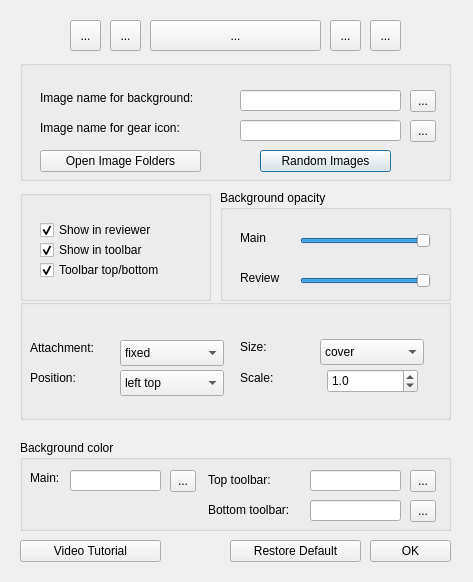
Old version of the form untitled.ui in the repository AnKing-VIP/Custom-background-image-and-gear-icon.
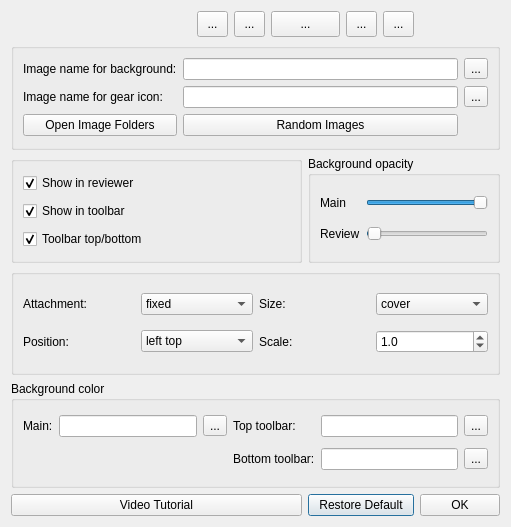
New version of the form. Icons and pictures are not drawn.

```diff
--- a/untitled.ui
+++ b/untitled.ui
@@ -6,22 +6,238 @@
    <rect>
     <x>0</x>
     <y>0</y>
-    <width>473</width>
-    <height>582</height>
+    <width>511</width>
+    <height>527</height>
    </rect>
   </property>
   <property name="windowTitle">
    <string>Custom Background Settings</string>
   </property>
+  <layout class="QGridLayout" name="gridLayout_6">
+   <item row="5" column="8" colspan="3">
+    <widget class="QPushButton" name="RestoreButton">
+     <property name="text">
+      <string>Restore Default</string>
+     </property>
+    </widget>
+   </item>
+   <item row="0" column="6">
+    <widget class="QToolButton" name="toolButton_youtube">
+     <property name="maximumSize">
+      <size>
+       <width>31</width>
+       <height>31</height>
+      </size>
+     </property>
+     <property name="text">
+      <string>...</string>
+     </property>
+     <property name="icon">
+      <iconset resource="AnKing/icons.qrc">
+       <normaloff>:/CustomBackground/YouTube.png</normaloff>:/CustomBackground/YouTube.png</iconset>
+     </property>
+     <property name="iconSize">
+      <size>
+       <width>31</width>
+       <height>31</height>
+      </size>
+     </property>
+    </widget>
+   </item>
+   <item row="0" column="10">
+    <widget class="QToolButton" name="toolButton_facebook">
+     <property name="maximumSize">
+      <size>
+       <width>31</width>
+       <height>31</height>
+      </size>
+     </property>
+     <property name="text">
+      <string>...</string>
+     </property>
+     <property name="icon">
+      <iconset resource="AnKing/icons.qrc">
+       <normaloff>:/CustomBackground/Facebook.png</normaloff>:/CustomBackground/Facebook.png</iconset>
+     </property>
+     <property name="iconSize">
+      <size>
+       <width>31</width>
+       <height>31</height>
+      </size>
+     </property>
+    </widget>
+   </item>
+   <item row="4" column="0" colspan="12">
+    <widget class="QGroupBox" name="groupBox_5">
+     <property name="title">
+      <string>Background color</string>
+     </property>
+     <layout class="QGridLayout" name="gridLayout">
+      <item row="0" column="0">
+       <widget class="QLabel" name="label_11">
+        <property name="text">
+         <string>Main:</string>
+        </property>
+       </widget>
+      </item>
+      <item row="0" column="1">
+       <widget class="QLineEdit" name="lineEdit_color_main"/>
+      </item>
+      <item row="0" column="2">
+       <widget class="QToolButton" name="toolButton_color_main">
+        <property name="text">
+         <string>...</string>
+        </property>
+       </widget>
+      </item>
+      <item row="0" column="3">
+       <widget class="QLabel" name="label_12">
+        <property name="text">
+         <string>Top toolbar:</string>
+        </property>
+       </widget>
+      </item>
+      <item row="0" column="4">
+       <widget class="QLineEdit" name="lineEdit_color_top"/>
+      </item>
+      <item row="0" column="5">
+       <widget class="QToolButton" name="toolButton_color_top">
+        <property name="text">
+         <string>...</string>
+        </property>
+       </widget>
+      </item>
+      <item row="1" column="3">
+       <widget class="QLabel" name="label_13">
+        <property name="text">
+         <string>Bottom toolbar:</string>
+        </property>
+       </widget>
+      </item>
+      <item row="1" column="4">
+       <widget class="QLineEdit" name="lineEdit_color_bottom"/>
+      </item>
+      <item row="1" column="5">
+       <widget class="QToolButton" name="toolButton_color_bottom">
+        <property name="text">
+         <string>...</string>
+        </property>
+       </widget>
+      </item>
+     </layout>
+    </widget>
+   </item>
+   <item row="0" column="5">
+    <widget class="QToolButton" name="toolButton_website">
+     <property name="maximumSize">
+      <size>
+       <width>31</width>
+       <height>31</height>
+      </size>
+     </property>
+     <property name="text">
+      <string>...</string>
+     </property>
+     <property name="icon">
+      <iconset resource="AnKing/icons.qrc">
+       <normaloff>:/CustomBackground/AnKingSmall.png</normaloff>:/CustomBackground/AnKingSmall.png</iconset>
+     </property>
+     <property name="iconSize">
+      <size>
+       <width>31</width>
+       <height>31</height>
+      </size>
+     </property>
+    </widget>
+   </item>
+   <item row="0" column="9">
+    <widget class="QToolButton" name="toolButton_instagram">
+     <property name="maximumSize">
+      <size>
+       <width>31</width>
+       <height>31</height>
+      </size>
+     </property>
+     <property name="text">
+      <string>...</string>
+     </property>
+     <property name="icon">
+      <iconset resource="AnKing/icons.qrc">
+       <normaloff>:/CustomBackground/Instagram.png</normaloff>:/CustomBackground/Instagram.png</iconset>
+     </property>
+     <property name="iconSize">
+      <size>
+       <width>31</width>
+       <height>31</height>
+      </size>
+     </property>
+    </widget>
+   </item>
+   <item row="0" column="7" colspan="2">
+    <widget class="QToolButton" name="toolButton_patreon">
+     <property name="maximumSize">
+      <size>
+       <width>171</width>
+       <height>26</height>
+      </size>
+     </property>
+     <property name="text">
+      <string>...</string>
+     </property>
+     <property name="icon">
+      <iconset resource="AnKing/icons.qrc">
+       <normaloff>:/CustomBackground/Patreon.png</normaloff>:/CustomBackground/Patreon.png</iconset>
+     </property>
+     <property name="iconSize">
+      <size>
+       <width>200</width>
+       <height>31</height>
+      </size>
+     </property>
+    </widget>
+   </item>
+   <item row="1" column="0" colspan="12">
+    <widget class="QGroupBox" name="groupBox">
+     <property name="whatsThis">
+      <string/>
+     </property>
+     <property name="title">
+      <string/>
+     </property>
+     <layout class="QGridLayout" name="gridLayout_5">
+      <item row="2" column="1">
+       <widget class="QPushButton" name="pushButton_randomize">
+        <property name="text">
+         <string>Random Images</string>
+        </property>
+       </widget>
+      </item>
+      <item row="0" column="2">
+       <widget class="QToolButton" name="toolButton_background">
+        <property name="text">
+         <string>...</string>
+        </property>
+       </widget>
+      </item>
+      <item row="2" column="0">
+       <widget class="QPushButton" name="pushButton_imageFolder">
+        <property name="text">
+         <string>Open Image Folders</string>
+        </property>
+       </widget>
+      </item>
+      <item row="1" column="2">
+       <widget class="QToolButton" name="toolButton_gear">
+        <property name="text">
+         <string>...</string>
+        </property>
+       </widget>
+      </item>
+      <item row="0" column="1">
+       <widget class="QLineEdit" name="lineEdit_background"/>
+      </item>
+      <item row="0" column="0">
   <widget class="QLabel" name="label">
-   <property name="geometry">
-    <rect>
-     <x>40</x>
-     <y>90</y>
-     <width>181</width>
-     <height>16</height>
-    </rect>
-   </property>
    <property name="toolTip">
     <string>&lt;html&gt;&lt;head/&gt;&lt;body&gt;&lt;p&gt;Name of the background image file.&lt;/p&gt;&lt;p&gt;&amp;quot;Random&amp;quot; will shuffle through defaults&lt;/p&gt;&lt;/body&gt;&lt;/html&gt;</string>
    </property>
@@ -32,15 +248,12 @@
     <string>Image name for background:</string>
    </property>
   </widget>
+      </item>
+      <item row="1" column="1">
+       <widget class="QLineEdit" name="lineEdit_gear"/>
+      </item>
+      <item row="1" column="0">
   <widget class="QLabel" name="label_2">
-   <property name="geometry">
-    <rect>
-     <x>40</x>
-     <y>120</y>
-     <width>171</width>
-     <height>16</height>
-    </rect>
-   </property>
    <property name="toolTip">
     <string>&lt;html&gt;&lt;head/&gt;&lt;body&gt;&lt;p&gt;Name of the file to replace the gear icon. &lt;/p&gt;&lt;p&gt;Anki default is gears.svg&lt;/p&gt;&lt;p&gt;&amp;quot;Random&amp;quot; will shuffle through defaults&lt;/p&gt;&lt;/body&gt;&lt;/html&gt;</string>
    </property>
@@ -51,307 +264,25 @@
     <string>Image name for gear icon:</string>
    </property>
   </widget>
-  <widget class="QLineEdit" name="lineEdit_background">
-   <property name="geometry">
-    <rect>
-     <x>240</x>
-     <y>90</y>
-     <width>161</width>
-     <height>21</height>
-    </rect>
-   </property>
-  </widget>
-  <widget class="QLineEdit" name="lineEdit_gear">
-   <property name="geometry">
-    <rect>
-     <x>240</x>
-     <y>120</y>
-     <width>161</width>
-     <height>21</height>
-    </rect>
-   </property>
-  </widget>
-  <widget class="QGroupBox" name="groupBox">
-   <property name="geometry">
-    <rect>
-     <x>20</x>
-     <y>60</y>
-     <width>431</width>
-     <height>121</height>
-    </rect>
-   </property>
-   <property name="whatsThis">
-    <string/>
-   </property>
+      </item>
+     </layout>
+    </widget>
+   </item>
+   <item row="3" column="0" colspan="12">
+    <widget class="QGroupBox" name="groupBox_4">
    <property name="title">
     <string/>
    </property>
-   <widget class="QToolButton" name="toolButton_background">
-    <property name="geometry">
-     <rect>
-      <x>390</x>
-      <y>30</y>
-      <width>26</width>
-      <height>22</height>
-     </rect>
-    </property>
+     <layout class="QGridLayout" name="gridLayout_2">
+      <item row="0" column="0">
+       <widget class="QLabel" name="label_4">
     <property name="text">
-     <string>...</string>
-    </property>
-   </widget>
-   <widget class="QToolButton" name="toolButton_gear">
-    <property name="geometry">
-     <rect>
-      <x>390</x>
-      <y>60</y>
-      <width>26</width>
-      <height>22</height>
-     </rect>
-    </property>
-    <property name="text">
-     <string>...</string>
-    </property>
-   </widget>
-   <widget class="QPushButton" name="pushButton_randomize">
-    <property name="geometry">
-     <rect>
-      <x>240</x>
-      <y>90</y>
-      <width>131</width>
-      <height>22</height>
-     </rect>
-    </property>
-    <property name="text">
-     <string>Random Images</string>
-    </property>
-   </widget>
-   <widget class="QPushButton" name="pushButton_imageFolder">
-    <property name="geometry">
-     <rect>
-      <x>20</x>
-      <y>90</y>
-      <width>161</width>
-      <height>22</height>
-     </rect>
-    </property>
-    <property name="text">
-     <string>Open Image Folders</string>
-    </property>
-   </widget>
-  </widget>
-  <widget class="QGroupBox" name="groupBox_2">
-   <property name="geometry">
-    <rect>
-     <x>20</x>
-     <y>190</y>
-     <width>191</width>
-     <height>111</height>
-    </rect>
-   </property>
-   <property name="title">
-    <string/>
-   </property>
-   <widget class="QCheckBox" name="checkBox_reviewer">
-    <property name="geometry">
-     <rect>
-      <x>20</x>
-      <y>30</y>
-      <width>131</width>
-      <height>20</height>
-     </rect>
-    </property>
-    <property name="toolTip">
-     <string>&lt;html&gt;&lt;head/&gt;&lt;body&gt;&lt;p&gt;Show the background image in the reviewer screen&lt;/p&gt;&lt;/body&gt;&lt;/html&gt;</string>
-    </property>
-    <property name="toolTipDuration">
-     <number>10000</number>
-    </property>
-    <property name="text">
-     <string>Show in reviewer</string>
-    </property>
-    <property name="checked">
-     <bool>true</bool>
-    </property>
-   </widget>
-   <widget class="QCheckBox" name="checkBox_toolbar">
-    <property name="geometry">
-     <rect>
-      <x>20</x>
-      <y>50</y>
-      <width>131</width>
-      <height>20</height>
-     </rect>
-    </property>
-    <property name="toolTip">
-     <string>&lt;html&gt;&lt;head/&gt;&lt;body&gt;&lt;p&gt;Show the background image in the top and bottom toolbars in addition to the main screen&lt;/p&gt;&lt;/body&gt;&lt;/html&gt;</string>
-    </property>
-    <property name="toolTipDuration">
-     <number>10000</number>
-    </property>
-    <property name="text">
-     <string>Show in toolbar</string>
-    </property>
-    <property name="checked">
-     <bool>true</bool>
-    </property>
-   </widget>
-   <widget class="QCheckBox" name="checkBox_topbottom">
-    <property name="geometry">
-     <rect>
-      <x>20</x>
-      <y>70</y>
-      <width>151</width>
-      <height>20</height>
-     </rect>
-    </property>
-    <property name="toolTip">
-     <string>&lt;html&gt;&lt;head/&gt;&lt;body&gt;&lt;p&gt;Set the background position of the toolbars to top and bottom (if the main background position is set to center, this will look cleaner for most images)&lt;br/&gt;&lt;/p&gt;&lt;/body&gt;&lt;/html&gt;</string>
-    </property>
-    <property name="toolTipDuration">
-     <number>10000</number>
-    </property>
-    <property name="text">
-     <string>Toolbar top/bottom</string>
-    </property>
-    <property name="checked">
-     <bool>true</bool>
-    </property>
-   </widget>
-  </widget>
-  <widget class="QSlider" name="Slider_main">
-   <property name="geometry">
-    <rect>
-     <x>300</x>
-     <y>230</y>
-     <width>131</width>
-     <height>22</height>
-    </rect>
-   </property>
-   <property name="toolTip">
-    <string/>
-   </property>
-   <property name="toolTipDuration">
-    <number>-1</number>
-   </property>
-   <property name="whatsThis">
-    <string/>
-   </property>
-   <property name="maximum">
-    <number>100</number>
-   </property>
-   <property name="pageStep">
-    <number>10</number>
-   </property>
-   <property name="value">
-    <number>100</number>
-   </property>
-   <property name="sliderPosition">
-    <number>100</number>
-   </property>
-   <property name="tracking">
-    <bool>true</bool>
-   </property>
-   <property name="orientation">
-    <enum>Qt::Horizontal</enum>
-   </property>
-   <property name="tickPosition">
-    <enum>QSlider::NoTicks</enum>
-   </property>
-   <property name="tickInterval">
-    <number>5</number>
-   </property>
-  </widget>
-  <widget class="QLabel" name="label_5">
-   <property name="geometry">
-    <rect>
-     <x>240</x>
-     <y>230</y>
-     <width>41</width>
-     <height>16</height>
-    </rect>
-   </property>
-   <property name="toolTip">
-    <string/>
-   </property>
-   <property name="toolTipDuration">
-    <number>-1</number>
-   </property>
-   <property name="statusTip">
-    <string/>
-   </property>
-   <property name="whatsThis">
-    <string/>
-   </property>
-   <property name="text">
-    <string>Main</string>
-   </property>
-  </widget>
-  <widget class="QLabel" name="label_6">
-   <property name="geometry">
-    <rect>
-     <x>240</x>
-     <y>270</y>
-     <width>51</width>
-     <height>16</height>
-    </rect>
-   </property>
-   <property name="text">
-    <string>Review</string>
-   </property>
-  </widget>
-  <widget class="QSlider" name="Slider_review">
-   <property name="geometry">
-    <rect>
-     <x>300</x>
-     <y>270</y>
-     <width>131</width>
-     <height>22</height>
-    </rect>
-   </property>
-   <property name="maximum">
-    <number>100</number>
-   </property>
-   <property name="pageStep">
-    <number>10</number>
-   </property>
-   <property name="value">
-    <number>100</number>
-   </property>
-   <property name="sliderPosition">
-    <number>100</number>
-   </property>
-   <property name="orientation">
-    <enum>Qt::Horizontal</enum>
-   </property>
-   <property name="invertedAppearance">
-    <bool>false</bool>
-   </property>
-   <property name="tickPosition">
-    <enum>QSlider::NoTicks</enum>
-   </property>
-  </widget>
-  <widget class="QGroupBox" name="groupBox_3">
-   <property name="geometry">
-    <rect>
-     <x>220</x>
-     <y>190</y>
-     <width>231</width>
-     <height>111</height>
-    </rect>
-   </property>
-   <property name="title">
-    <string>Background opacity</string>
-   </property>
-  </widget>
+         <string>Attachment:</string>
+        </property>
+       </widget>
+      </item>
+      <item row="0" column="1">
   <widget class="QComboBox" name="comboBox_attachment">
-   <property name="geometry">
-    <rect>
-     <x>120</x>
-     <y>340</y>
-     <width>104</width>
-     <height>26</height>
-    </rect>
-   </property>
    <item>
     <property name="text">
      <string>fixed</string>
@@ -363,15 +294,37 @@
     </property>
    </item>
   </widget>
+      </item>
+      <item row="0" column="2">
+       <widget class="QLabel" name="label_8">
+        <property name="text">
+         <string>Size:</string>
+        </property>
+       </widget>
+      </item>
+      <item row="0" column="3">
+       <widget class="QComboBox" name="comboBox_size">
+        <item>
+         <property name="text">
+          <string>cover</string>
+         </property>
+        </item>
+        <item>
+         <property name="text">
+          <string>contain</string>
+         </property>
+        </item>
+       </widget>
+      </item>
+      <item row="1" column="0">
+       <widget class="QLabel" name="label_7">
+        <property name="text">
+         <string>Position:</string>
+        </property>
+       </widget>
+      </item>
+      <item row="1" column="1">
   <widget class="QComboBox" name="comboBox_position">
-   <property name="geometry">
-    <rect>
-     <x>120</x>
-     <y>370</y>
-     <width>104</width>
-     <height>26</height>
-    </rect>
-   </property>
    <property name="currentText">
     <string>left top</string>
    </property>
@@ -421,84 +374,16 @@
     </property>
    </item>
   </widget>
-  <widget class="QLineEdit" name="lineEdit_color_main">
-   <property name="geometry">
-    <rect>
-     <x>70</x>
-     <y>470</y>
-     <width>91</width>
-     <height>21</height>
-    </rect>
-   </property>
-  </widget>
-  <widget class="QLineEdit" name="lineEdit_color_top">
-   <property name="geometry">
-    <rect>
-     <x>310</x>
-     <y>470</y>
-     <width>91</width>
-     <height>21</height>
-    </rect>
-   </property>
-  </widget>
-  <widget class="QLineEdit" name="lineEdit_color_bottom">
-   <property name="geometry">
-    <rect>
-     <x>310</x>
-     <y>500</y>
-     <width>91</width>
-     <height>21</height>
-    </rect>
-   </property>
-  </widget>
-  <widget class="QLabel" name="label_4">
-   <property name="geometry">
-    <rect>
-     <x>30</x>
-     <y>340</y>
-     <width>81</width>
-     <height>16</height>
-    </rect>
-   </property>
-   <property name="text">
-    <string>Attachment:</string>
-   </property>
-  </widget>
-  <widget class="QLabel" name="label_7">
-   <property name="geometry">
-    <rect>
-     <x>30</x>
-     <y>370</y>
-     <width>81</width>
-     <height>16</height>
-    </rect>
-   </property>
-   <property name="text">
-    <string>Position:</string>
-   </property>
-  </widget>
+      </item>
+      <item row="1" column="2">
   <widget class="QLabel" name="label_9">
-   <property name="geometry">
-    <rect>
-     <x>240</x>
-     <y>370</y>
-     <width>81</width>
-     <height>16</height>
-    </rect>
-   </property>
    <property name="text">
     <string>Scale:</string>
    </property>
   </widget>
+      </item>
+      <item row="1" column="3">
   <widget class="QDoubleSpinBox" name="scaleBox">
-   <property name="geometry">
-    <rect>
-     <x>327</x>
-     <y>369</y>
-     <width>91</width>
-     <height>24</height>
-    </rect>
-   </property>
    <property name="decimals">
     <number>1</number>
    </property>
@@ -512,297 +397,179 @@
     <double>1.000000000000000</double>
    </property>
   </widget>
-  <widget class="QGroupBox" name="groupBox_4">
-   <property name="geometry">
-    <rect>
-     <x>20</x>
-     <y>299</y>
-     <width>431</width>
-     <height>121</height>
-    </rect>
-   </property>
-   <property name="title">
-    <string/>
-   </property>
-   <widget class="QLabel" name="label_8">
-    <property name="geometry">
-     <rect>
-      <x>220</x>
-      <y>40</y>
-      <width>81</width>
-      <height>16</height>
-     </rect>
-    </property>
-    <property name="text">
-     <string>Size:</string>
-    </property>
-   </widget>
-   <widget class="QComboBox" name="comboBox_size">
-    <property name="geometry">
-     <rect>
-      <x>300</x>
-      <y>40</y>
-      <width>104</width>
-      <height>26</height>
-     </rect>
-    </property>
-    <item>
-     <property name="text">
-      <string>cover</string>
-     </property>
-    </item>
-    <item>
-     <property name="text">
-      <string>contain</string>
-     </property>
-    </item>
-   </widget>
-  </widget>
-  <widget class="QGroupBox" name="groupBox_5">
-   <property name="geometry">
-    <rect>
-     <x>20</x>
-     <y>440</y>
-     <width>431</width>
-     <height>91</height>
-    </rect>
-   </property>
-   <property name="title">
-    <string>Background color</string>
-   </property>
-   <widget class="QLabel" name="label_11">
-    <property name="geometry">
-     <rect>
-      <x>10</x>
-      <y>30</y>
-      <width>81</width>
-      <height>16</height>
-     </rect>
-    </property>
-    <property name="text">
-     <string>Main:</string>
-    </property>
-   </widget>
-   <widget class="QLabel" name="label_12">
-    <property name="geometry">
-     <rect>
-      <x>188</x>
-      <y>30</y>
-      <width>101</width>
-      <height>20</height>
-     </rect>
-    </property>
-    <property name="text">
-     <string>Top toolbar:</string>
-    </property>
-   </widget>
-   <widget class="QLabel" name="label_13">
-    <property name="geometry">
-     <rect>
-      <x>188</x>
-      <y>60</y>
-      <width>101</width>
-      <height>20</height>
-     </rect>
-    </property>
-    <property name="text">
-     <string>Bottom toolbar:</string>
-    </property>
-   </widget>
-   <widget class="QToolButton" name="toolButton_color_main">
-    <property name="geometry">
-     <rect>
-      <x>150</x>
-      <y>30</y>
-      <width>26</width>
-      <height>22</height>
-     </rect>
-    </property>
-    <property name="text">
-     <string>...</string>
-    </property>
-   </widget>
-   <widget class="QToolButton" name="toolButton_color_top">
-    <property name="geometry">
-     <rect>
-      <x>390</x>
-      <y>30</y>
-      <width>26</width>
-      <height>22</height>
-     </rect>
-    </property>
-    <property name="text">
-     <string>...</string>
-    </property>
-   </widget>
-   <widget class="QToolButton" name="toolButton_color_bottom">
-    <property name="geometry">
-     <rect>
-      <x>390</x>
-      <y>60</y>
-      <width>26</width>
-      <height>22</height>
-     </rect>
-    </property>
-    <property name="text">
-     <string>...</string>
-    </property>
-   </widget>
-  </widget>
+      </item>
+     </layout>
+    </widget>
+   </item>
+   <item row="5" column="11">
   <widget class="QPushButton" name="OkButton">
-   <property name="geometry">
-    <rect>
-     <x>370</x>
-     <y>540</y>
-     <width>81</width>
-     <height>22</height>
-    </rect>
-   </property>
    <property name="text">
     <string>OK</string>
    </property>
   </widget>
-  <widget class="QToolButton" name="toolButton_website">
-   <property name="geometry">
-    <rect>
-     <x>70</x>
-     <y>20</y>
-     <width>31</width>
-     <height>31</height>
-    </rect>
-   </property>
-   <property name="text">
-    <string>...</string>
-   </property>
-   <property name="icon">
-    <iconset resource="AnKing/icons.qrc">
-     <normaloff>:/CustomBackground/AnKingSmall.png</normaloff>:/CustomBackground/AnKingSmall.png</iconset>
-   </property>
-   <property name="iconSize">
-    <size>
-     <width>31</width>
-     <height>31</height>
-    </size>
-   </property>
-  </widget>
-  <widget class="QToolButton" name="toolButton_youtube">
-   <property name="geometry">
-    <rect>
-     <x>110</x>
-     <y>20</y>
-     <width>31</width>
-     <height>31</height>
-    </rect>
-   </property>
+   </item>
+   <item row="2" column="0" colspan="8">
+    <widget class="QGroupBox" name="groupBox_2">
+     <property name="title">
+      <string/>
+     </property>
+     <layout class="QGridLayout" name="gridLayout_4">
+      <item row="0" column="0">
+       <widget class="QCheckBox" name="checkBox_reviewer">
+        <property name="toolTip">
+         <string>&lt;html&gt;&lt;head/&gt;&lt;body&gt;&lt;p&gt;Show the background image in the reviewer screen&lt;/p&gt;&lt;/body&gt;&lt;/html&gt;</string>
+        </property>
+        <property name="toolTipDuration">
+         <number>10000</number>
+        </property>
    <property name="text">
-    <string>...</string>
-   </property>
-   <property name="icon">
-    <iconset resource="AnKing/icons.qrc">
-     <normaloff>:/CustomBackground/YouTube.png</normaloff>:/CustomBackground/YouTube.png</iconset>
-   </property>
-   <property name="iconSize">
-    <size>
-     <width>31</width>
-     <height>31</height>
-    </size>
-   </property>
-  </widget>
-  <widget class="QToolButton" name="toolButton_facebook">
-   <property name="geometry">
-    <rect>
-     <x>370</x>
-     <y>20</y>
-     <width>31</width>
-     <height>31</height>
-    </rect>
-   </property>
-   <property name="text">
-    <string>...</string>
-   </property>
-   <property name="icon">
-    <iconset resource="AnKing/icons.qrc">
-     <normaloff>:/CustomBackground/Facebook.png</normaloff>:/CustomBackground/Facebook.png</iconset>
-   </property>
-   <property name="iconSize">
-    <size>
-     <width>31</width>
-     <height>31</height>
-    </size>
-   </property>
-  </widget>
-  <widget class="QToolButton" name="toolButton_instagram">
-   <property name="geometry">
-    <rect>
-     <x>330</x>
-     <y>20</y>
-     <width>31</width>
-     <height>31</height>
-    </rect>
-   </property>
+         <string>Show in reviewer</string>
+        </property>
+        <property name="checked">
+         <bool>true</bool>
+        </property>
+       </widget>
+      </item>
+      <item row="1" column="0">
+       <widget class="QCheckBox" name="checkBox_toolbar">
+        <property name="toolTip">
+         <string>&lt;html&gt;&lt;head/&gt;&lt;body&gt;&lt;p&gt;Show the background image in the top and bottom toolbars in addition to the main screen&lt;/p&gt;&lt;/body&gt;&lt;/html&gt;</string>
+        </property>
+        <property name="toolTipDuration">
+         <number>10000</number>
+        </property>
    <property name="text">
-    <string>...</string>
-   </property>
-   <property name="icon">
-    <iconset resource="AnKing/icons.qrc">
-     <normaloff>:/CustomBackground/Instagram.png</normaloff>:/CustomBackground/Instagram.png</iconset>
-   </property>
-   <property name="iconSize">
-    <size>
-     <width>31</width>
-     <height>31</height>
-    </size>
-   </property>
-  </widget>
-  <widget class="QToolButton" name="toolButton_patreon">
-   <property name="geometry">
-    <rect>
-     <x>150</x>
-     <y>20</y>
-     <width>171</width>
-     <height>31</height>
-    </rect>
-   </property>
+         <string>Show in toolbar</string>
+        </property>
+        <property name="checked">
+         <bool>true</bool>
+        </property>
+       </widget>
+      </item>
+      <item row="2" column="0">
+       <widget class="QCheckBox" name="checkBox_topbottom">
+        <property name="toolTip">
+         <string>&lt;html&gt;&lt;head/&gt;&lt;body&gt;&lt;p&gt;Set the background position of the toolbars to top and bottom (if the main background position is set to center, this will look cleaner for most images)&lt;br/&gt;&lt;/p&gt;&lt;/body&gt;&lt;/html&gt;</string>
+        </property>
+        <property name="toolTipDuration">
+         <number>10000</number>
+        </property>
    <property name="text">
-    <string>...</string>
-   </property>
-   <property name="icon">
-    <iconset resource="AnKing/icons.qrc">
-     <normaloff>:/CustomBackground/Patreon.png</normaloff>:/CustomBackground/Patreon.png</iconset>
-   </property>
-   <property name="iconSize">
-    <size>
-     <width>200</width>
-     <height>31</height>
-    </size>
-   </property>
-  </widget>
+         <string>Toolbar top/bottom</string>
+        </property>
+        <property name="checked">
+         <bool>true</bool>
+        </property>
+       </widget>
+      </item>
+     </layout>
+    </widget>
+   </item>
+   <item row="5" column="0" colspan="8">
   <widget class="QPushButton" name="pushButton_videoTutorial">
-   <property name="geometry">
-    <rect>
-     <x>20</x>
-     <y>540</y>
-     <width>141</width>
-     <height>22</height>
-    </rect>
-   </property>
    <property name="text">
     <string>Video Tutorial</string>
    </property>
   </widget>
-  <widget class="QPushButton" name="RestoreButton">
-   <property name="geometry">
-    <rect>
-     <x>230</x>
-     <y>540</y>
-     <width>131</width>
-     <height>22</height>
-    </rect>
-   </property>
+   </item>
+   <item row="2" column="8" colspan="4">
+    <widget class="QGroupBox" name="groupBox_3">
+     <property name="title">
+      <string>Background opacity</string>
+     </property>
+     <layout class="QGridLayout" name="gridLayout_3">
+      <item row="0" column="0">
+       <widget class="QLabel" name="label_5">
+        <property name="toolTip">
+         <string/>
+        </property>
+        <property name="toolTipDuration">
+         <number>-1</number>
+        </property>
+        <property name="statusTip">
+         <string/>
+        </property>
+        <property name="whatsThis">
+         <string/>
+        </property>
    <property name="text">
-    <string>Restore Default</string>
-   </property>
-  </widget>
+         <string>Main</string>
+        </property>
+       </widget>
+      </item>
+      <item row="0" column="1">
+       <widget class="QSlider" name="Slider_main">
+        <property name="toolTip">
+         <string/>
+        </property>
+        <property name="toolTipDuration">
+         <number>-1</number>
+        </property>
+        <property name="whatsThis">
+         <string/>
+        </property>
+        <property name="maximum">
+         <number>100</number>
+        </property>
+        <property name="pageStep">
+         <number>1</number>
+        </property>
+        <property name="value">
+         <number>100</number>
+        </property>
+        <property name="sliderPosition">
+         <number>100</number>
+        </property>
+        <property name="tracking">
+         <bool>true</bool>
+        </property>
+        <property name="orientation">
+         <enum>Qt::Horizontal</enum>
+        </property>
+        <property name="tickPosition">
+         <enum>QSlider::NoTicks</enum>
+        </property>
+        <property name="tickInterval">
+         <number>5</number>
+        </property>
+       </widget>
+      </item>
+      <item row="1" column="0">
+       <widget class="QLabel" name="label_6">
+        <property name="text">
+         <string>Review</string>
+        </property>
+       </widget>
+      </item>
+      <item row="1" column="1">
+       <widget class="QSlider" name="Slider_review">
+        <property name="maximum">
+         <number>100</number>
+        </property>
+        <property name="pageStep">
+         <number>10</number>
+        </property>
+        <property name="value">
+         <number>1</number>
+        </property>
+        <property name="sliderPosition">
+         <number>1</number>
+        </property>
+        <property name="orientation">
+         <enum>Qt::Horizontal</enum>
+        </property>
+        <property name="invertedAppearance">
+         <bool>false</bool>
+        </property>
+        <property name="tickPosition">
+         <enum>QSlider::NoTicks</enum>
+        </property>
+       </widget>
+      </item>
+     </layout>
+    </widget>
+   </item>
+  </layout>
   <zorder>groupBox_5</zorder>
   <zorder>groupBox_4</zorder>
   <zorder>groupBox_3</zorder>
```
Left out of the diff: 31 changed lines with no effect on the pictures. Lines whose indentation alone changed are shown as unchanged.
